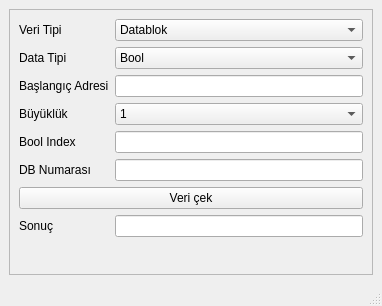
Old version of the form uis/main.ui in the repository simalaybuke09/staj.
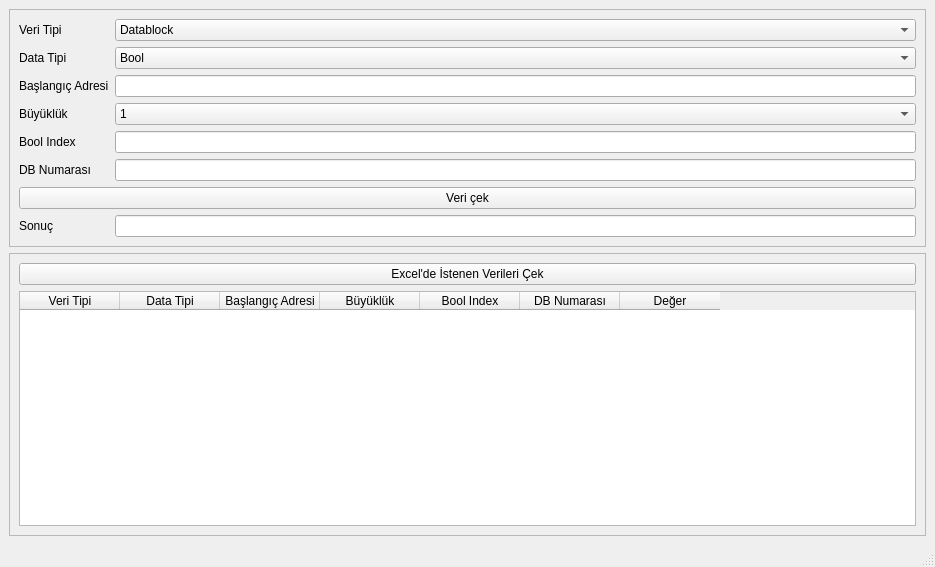
New version of the form.

Commit message: 07.08.2026 klasörü içinde exceldeki verilere göre PLC den tek seferde toplu veri çekme ve bunu pyqt tarafında tabloya yansıtma gerçekleştirildi

The edit to the form file:
```diff
--- a/uis/main.ui
+++ b/uis/main.ui
@@ -6,8 +6,8 @@
    <rect>
     <x>0</x>
     <y>0</y>
-    <width>382</width>
-    <height>306</height>
+    <width>935</width>
+    <height>567</height>
    </rect>
   </property>
   <property name="windowTitle">
@@ -15,7 +15,7 @@
   </property>
   <widget class="QWidget" name="centralwidget">
    <layout class="QVBoxLayout" name="verticalLayout">
-    <item>
+    <item alignment="Qt::AlignTop">
      <widget class="QFrame" name="frame">
       <property name="frameShape">
        <enum>QFrame::StyledPanel</enum>
@@ -35,7 +35,7 @@
         <widget class="QComboBox" name="veri">
          <item>
           <property name="text">
-           <string>Datablok</string>
+           <string>Datablock</string>
           </property>
          </item>
          <item>
@@ -182,6 +182,64 @@
       </layout>
      </widget>
     </item>
+    <item>
+     <widget class="QFrame" name="frame_2">
+      <property name="frameShape">
+       <enum>QFrame::StyledPanel</enum>
+      </property>
+      <property name="frameShadow">
+       <enum>QFrame::Raised</enum>
+      </property>
+      <layout class="QFormLayout" name="formLayout">
+       <item row="1" column="0" colspan="2">
+        <widget class="QPushButton" name="ExcelButton">
+         <property name="text">
+          <string>Excel'de İstenen Verileri Çek</string>
+         </property>
+        </widget>
+       </item>
+       <item row="2" column="0" colspan="2">
+        <widget class="QTableWidget" name="Tablo">
+         <column>
+          <property name="text">
+           <string>Veri Tipi</string>
+          </property>
+         </column>
+         <column>
+          <property name="text">
+           <string>Data Tipi</string>
+          </property>
+         </column>
+         <column>
+          <property name="text">
+           <string>Başlangıç Adresi</string>
+          </property>
+         </column>
+         <column>
+          <property name="text">
+           <string>Büyüklük</string>
+          </property>
+         </column>
+         <column>
+          <property name="text">
+           <string>Bool Index</string>
+          </property>
+         </column>
+         <column>
+          <property name="text">
+           <string>DB Numarası</string>
+          </property>
+         </column>
+         <column>
+          <property name="text">
+           <string>Değer</string>
+          </property>
+         </column>
+        </widget>
+       </item>
+      </layout>
+     </widget>
+    </item>
    </layout>
   </widget>
   <widget class="QStatusBar" name="statusbar"/>
```
Left out of the diff: 2 changed lines with no effect on the pictures. The commit also changes 4 other files.
